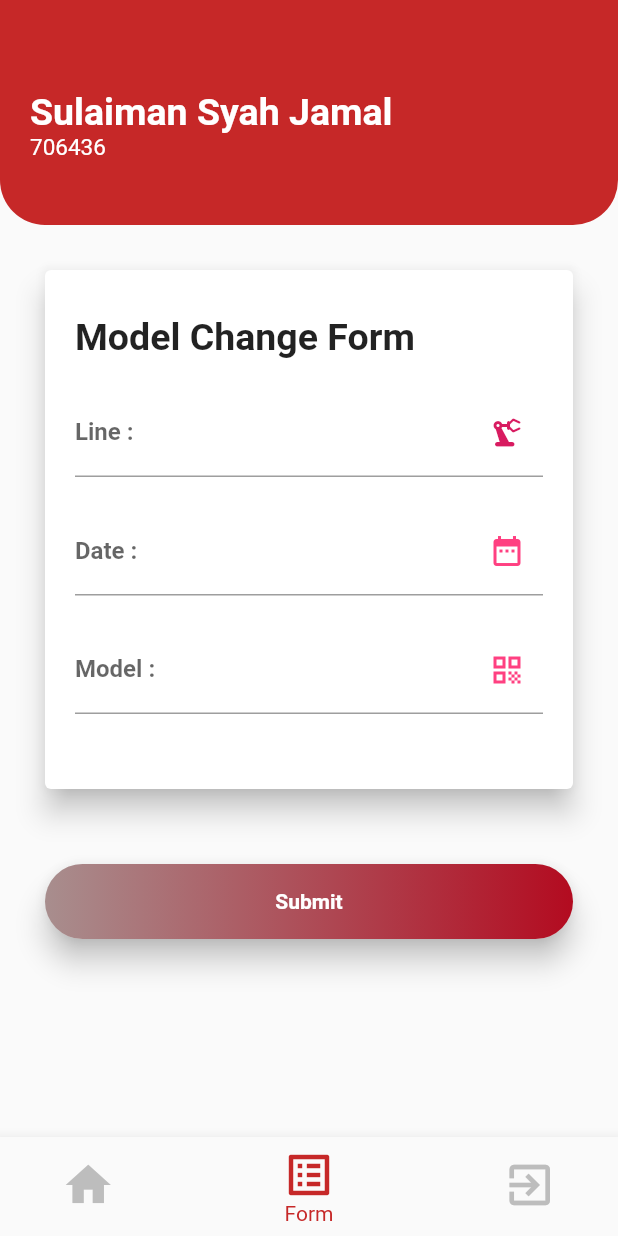
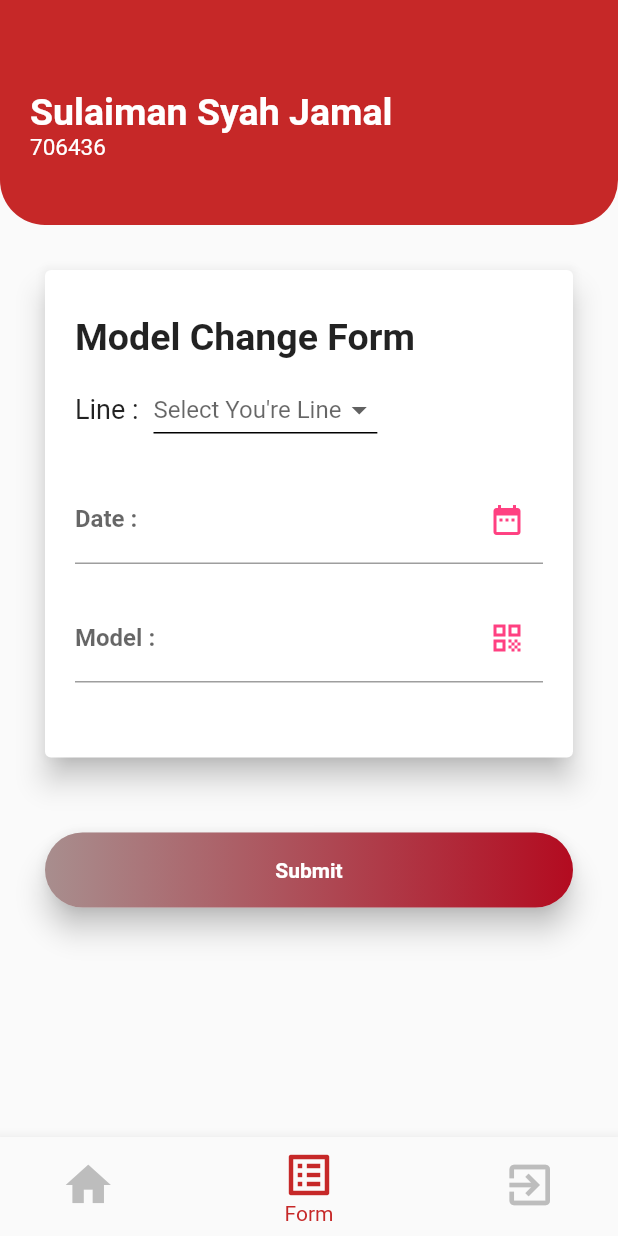
Before and after one commit to syahjamal/lge_app, a Flutter app: the Home screen opened by its route, item 2 of the bottom bar chosen, on a phone screen of 412 x 824 dp. Run offline on Flutter 3.47's test engine with Material 2 defaults, Android fonts, the phone set to English and light mode, and no system bars.

Commit message:
home line menu textfield to dropdown button

```diff
--- a/lib/home.dart
+++ b/lib/home.dart
@@ -8,24 +8,20 @@ class Home extends StatefulWidget {
 }
 
 class _HomeState extends State<Home> {
-
   int _currentIndex = 0;
-  List<Widget> _widgetList = [
-    bgHeaderHome(),
-    ContentArea(),
-    Login()
-  ];
+  List<Widget> _widgetList = [bgHeaderHome(), ContentArea(), Login()];
 
   @override
   Widget build(BuildContext context) {
     return Scaffold(
       resizeToAvoidBottomInset: false,
-      body:
-      MediaQuery.of(context).orientation == Orientation.landscape
-          ? SingleChildScrollView(child: _widgetList[_currentIndex],)
+      body: MediaQuery.of(context).orientation == Orientation.landscape
+          ? SingleChildScrollView(
+              child: _widgetList[_currentIndex],
+            )
           : _widgetList[_currentIndex],
       bottomNavigationBar: BottomNavigationBar(
-        unselectedIconTheme: IconThemeData(color:  Colors.grey[400]),
+        unselectedIconTheme: IconThemeData(color: Colors.grey[400]),
         selectedIconTheme: IconThemeData(color: Colors.red[800]),
         unselectedLabelStyle: TextStyle(color: Colors.grey[400]),
         selectedLabelStyle: TextStyle(color: Colors.black),
@@ -33,17 +29,21 @@ class _HomeState extends State<Home> {
         type: BottomNavigationBarType.shifting,
         onTap: onTapped,
         currentIndex: _currentIndex,
-        items:[
+        items: [
           BottomNavigationBarItem(
-              icon: Icon(Icons.home, size: 36),
-              label: 'Home'
-          ),
+              icon: Icon(Icons.home, size: 36), label: 'Home'),
           BottomNavigationBarItem(
-            icon: Icon(Icons.list_alt, size: 36,),
+            icon: Icon(
+              Icons.list_alt,
+              size: 36,
+            ),
             label: 'Form',
           ),
           BottomNavigationBarItem(
-            icon: Icon(Icons.exit_to_app, size: 36,),
+            icon: Icon(
+              Icons.exit_to_app,
+              size: 36,
+            ),
             label: 'Logout',
           ),
         ],
@@ -51,7 +51,7 @@ class _HomeState extends State<Home> {
     );
   }
 
-  void onTapped(int index){
+  void onTapped(int index) {
     setState(() {
       _currentIndex = index;
     });
@@ -112,6 +112,119 @@ Widget bgHeaderHome() {
   );
 }
 
+class Item {
+  const Item(this.name, this.icon);
+  final String name;
+  final Icon icon;
+}
+
+class Lines extends StatefulWidget {
+  @override
+  _LinesState createState() => _LinesState();
+}
+
+class _LinesState extends State<Lines> {
+  Item selectedLines;
+  List<Item> lines = <Item>[
+    const Item(
+        'T1',
+        Icon(
+          Icons.precision_manufacturing_rounded,
+          color: const Color(0xFFA30505),
+        )),
+    const Item(
+        'T2',
+        Icon(
+          Icons.precision_manufacturing_rounded,
+          color: const Color(0xFFA30505),
+        )),
+    const Item(
+        'T3',
+        Icon(
+          Icons.precision_manufacturing_rounded,
+          color: const Color(0xFFA30505),
+        )),
+    const Item(
+        'T4',
+        Icon(
+          Icons.precision_manufacturing_rounded,
+          color: const Color(0xFFA30505),
+        )),
+    const Item(
+        'T5',
+        Icon(
+          Icons.precision_manufacturing_rounded,
+          color: const Color(0xFFA30505),
+        )),
+    const Item(
+        'T6',
+        Icon(
+          Icons.precision_manufacturing_rounded,
+          color: const Color(0xFFA30505),
+        )),
+    const Item(
+        'OBM1',
+        Icon(
+          Icons.precision_manufacturing_rounded,
+          color: const Color(0xFFA30505),
+        )),
+    const Item(
+        'OBM2',
+        Icon(
+          Icons.precision_manufacturing_rounded,
+          color: const Color(0xFFA30505),
+        )),
+  ];
+
+  @override
+  Widget build(BuildContext context) {
+    return Padding(
+      padding: const EdgeInsets.only(top: 10),
+      child: Row(children: <Widget>[
+        Padding(
+          padding: EdgeInsets.only(right: 10),
+          child: Text(
+            "Line :",
+            style: TextStyle(
+              fontWeight: FontWeight.normal,
+              fontSize: 18,
+            ),
+          ),
+        ),
+        DropdownButton<Item>(
+          hint: Text("Select You're Line"),
+          elevation: 8,
+          value: selectedLines,
+          underline: Container(
+            height: 1,
+            color: Colors.black,
+          ),
+          // ignore: non_constant_identifier_names
+          onChanged: (Item Value) {
+            setState(() {
+              selectedLines = Value;
+            });
+          },
+          items: lines?.map((Item line) {
+            return DropdownMenuItem<Item>(
+                value: line,
+                child: Row(
+                  children: <Widget>[
+                    line.icon,
+                    SizedBox(width: 10),
+                    Text(
+                      line.name,
+                      style: TextStyle(color: Colors.black),
+                    )
+                  ],
+                ));
+          })?.toList(),
+        ),
+      ]),
+    );
+  }
+}
+
 Widget cardForm(BuildContext context) {
   return Container(
       width: MediaQuery.of(context).size.width,
@@ -135,28 +248,7 @@ Widget cardForm(BuildContext context) {
                     ),
                   ),
                 ),
-                Padding(
-                  padding: const EdgeInsets.only(top: 20),
-                  child: Flexible(
-                    child: TextField(
-                      decoration: InputDecoration(
-                        suffixIcon: Icon(
-                          Icons.precision_manufacturing_rounded,
-                          color: Colors.pink[600],
-                        ),
-                        focusedBorder: UnderlineInputBorder(
-                          borderSide: BorderSide(
-                            color: Colors.pinkAccent,
-                          ),
-                        ),
-                        labelText: "Line : ",
-                        labelStyle: TextStyle(
-                          fontWeight: FontWeight.bold,
-                        ),
-                      ),
-                    ),
-                  ),
-                ),
+                Lines(),
                 Padding(
                   padding: const EdgeInsets.only(top: 20),
                   child: Flexible(
@@ -252,12 +344,3 @@ Widget submitButton(BuildContext context) {
         )),
   );
 }
-
-class LogoutPage extends StatelessWidget {
-  @override
-  Widget build(BuildContext context) {
-    return Container(
-
-    );
-  }
-}
```
